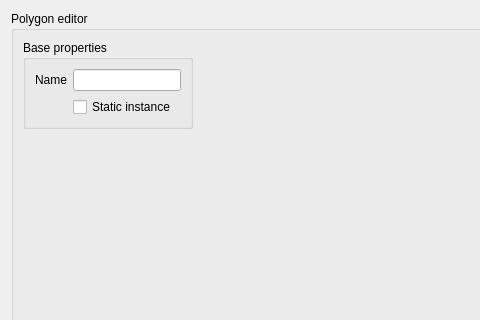
Before: the Qt Designer form editor/gui/polygonwidget.ui in ensisoft/detonator, drawn with Qt 5; both pictures show x 0 to 480 and y 0 to 320 of the 1222 by 769 pixel window.
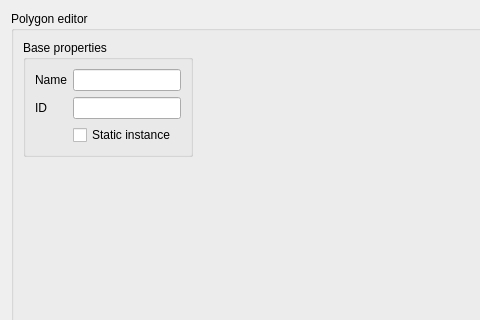
After: the same form once the commit is applied. Icons and pictures are not drawn. Custom widgets are drawn as their Qt base class.

Commit message:
Add missing drawable class object IDs
Add missing drawable class object IDs.

The edit to the form file:
```diff
--- a/editor/gui/polygonwidget.ui
+++ b/editor/gui/polygonwidget.ui
@@ -34,6 +34,23 @@
           <layout class="QVBoxLayout" name="verticalLayout_6">
            <item>
             <layout class="QGridLayout" name="gridLayout">
+             <item row="3" column="1">
+              <widget class="QCheckBox" name="staticInstance">
+               <property name="text">
+                <string>Static instance</string>
+               </property>
+              </widget>
+             </item>
+             <item row="0" column="1">
+              <widget class="QLineEdit" name="name">
+               <property name="sizePolicy">
+                <sizepolicy hsizetype="Preferred" vsizetype="Fixed">
+                 <horstretch>0</horstretch>
+                 <verstretch>0</verstretch>
+                </sizepolicy>
+               </property>
+              </widget>
+             </item>
              <item row="0" column="0">
               <widget class="QLabel" name="label_28">
                <property name="sizePolicy">
@@ -47,20 +64,23 @@
                </property>
               </widget>
              </item>
-             <item row="0" column="1">
-              <widget class="QLineEdit" name="name">
+             <item row="2" column="1">
+              <widget class="QLineEdit" name="ID">
                <property name="sizePolicy">
                 <sizepolicy hsizetype="Preferred" vsizetype="Fixed">
                  <horstretch>0</horstretch>
                  <verstretch>0</verstretch>
                 </sizepolicy>
                </property>
+               <property name="readOnly">
+                <bool>true</bool>
+               </property>
               </widget>
              </item>
-             <item row="1" column="1">
-              <widget class="QCheckBox" name="staticInstance">
+             <item row="2" column="0">
+              <widget class="QLabel" name="label_30">
                <property name="text">
-                <string>Static instance</string>
+                <string>ID</string>
                </property>
               </widget>
              </item>
```
Left out of the diff: 3 changed lines with no effect on the pictures. The commit also changes 8 other files.
